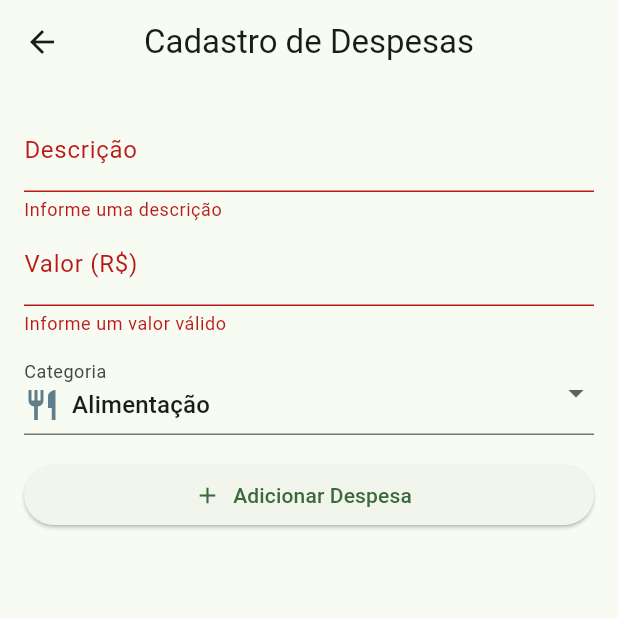
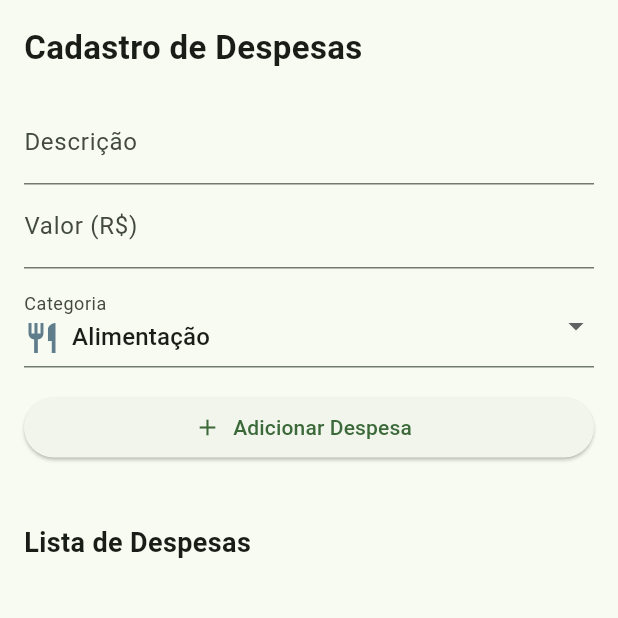
Before and after one commit to Lucas-Passos/saldo_positivo, a Flutter app: the DespesaScreen screen opened directly, after a tap on "Adicionar Despesa", on a phone screen of 412 x 824 dp, the top half of it. Run offline on Flutter 3.47's test engine with Material 3 defaults, Android fonts, the phone set to English and light mode, and no system bars; our stand-ins replace hive, hive_flutter; accounts and stored records are empty.

Commit message:
valor digitado aceita  valor float

```diff
--- a/lib/screens/despesa_screen.dart
+++ b/lib/screens/despesa_screen.dart
@@ -15,18 +15,43 @@ class _DespesaScreenState extends State<DespesaScreen> {
   @override
   Widget build(BuildContext context) {
     final despesas = _data.getDespesas();
+    final ultima = despesas.isNotEmpty ? despesas.last : null;
 
     return Scaffold(
-      appBar: AppBar(
-        title: const Text('Cadastro de Despesas'),
-        centerTitle: true,
-      ),
       body: Padding(
         padding: const EdgeInsets.all(16),
         child: Column(
+          crossAxisAlignment: CrossAxisAlignment.start,
           children: [
+            const Text(
+              "Cadastro de Despesas",
+              style: TextStyle(fontSize: 22, fontWeight: FontWeight.bold),
+            ),
+            const SizedBox(height: 20),
+
             const FormDespesa(),
             const SizedBox(height: 20),
+
+            // 🔥 Última despesa cadastrada
+            if (ultima != null)
+              Card(
+                color: Colors.green.shade50,
+                child: ListTile(
+                  title: Text("Última despesa: ${ultima.descricao}"),
+                  subtitle: Text(
+                    "${ultima.categoria} — R\$ ${ultima.valor.toStringAsFixed(2)}",
+                  ),
+                ),
+              ),
+
+            const SizedBox(height: 20),
+
+            const Text(
+              "Lista de Despesas",
+              style: TextStyle(fontSize: 18, fontWeight: FontWeight.w600),
+            ),
+            const SizedBox(height: 10),
+
             Expanded(
               child: ListView.builder(
                 itemCount: despesas.length,
--- a/lib/widgets/form_despesa.dart
+++ b/lib/widgets/form_despesa.dart
@@ -29,10 +29,13 @@ class _FormDespesaState extends State<FormDespesa> {
 
   /// Função de salvamento com validação
   void _salvar() {
-    if (!_formKey.currentState!.validate()) return;
+    final descricao = _descricaoController.text;
 
-    final descricao = _descricaoController.text;
-    final valor = double.tryParse(_valorController.text)!;
+    // ✔ aceita tanto 120,50 quanto 120.50
+    final valorTexto = _valorController.text.replaceAll(',', '.');
+    final valor = double.tryParse(valorTexto) ?? 0;
+
+    if (descricao.isEmpty || valor <= 0) return;
 
     final despesa = Despesa(
       descricao: descricao,
@@ -75,7 +78,7 @@ class _FormDespesaState extends State<FormDespesa> {
             controller: _descricaoController,
             decoration: const InputDecoration(labelText: 'Descrição'),
             validator: (value) =>
-                value == null || value.isEmpty ? 'Informe uma descrição' : null,
+            value == null || value.isEmpty ? 'Informe uma descrição' : null,
           ),
 
           // Campo de valor
```
Also changed, not shown: pubspec.lock.
